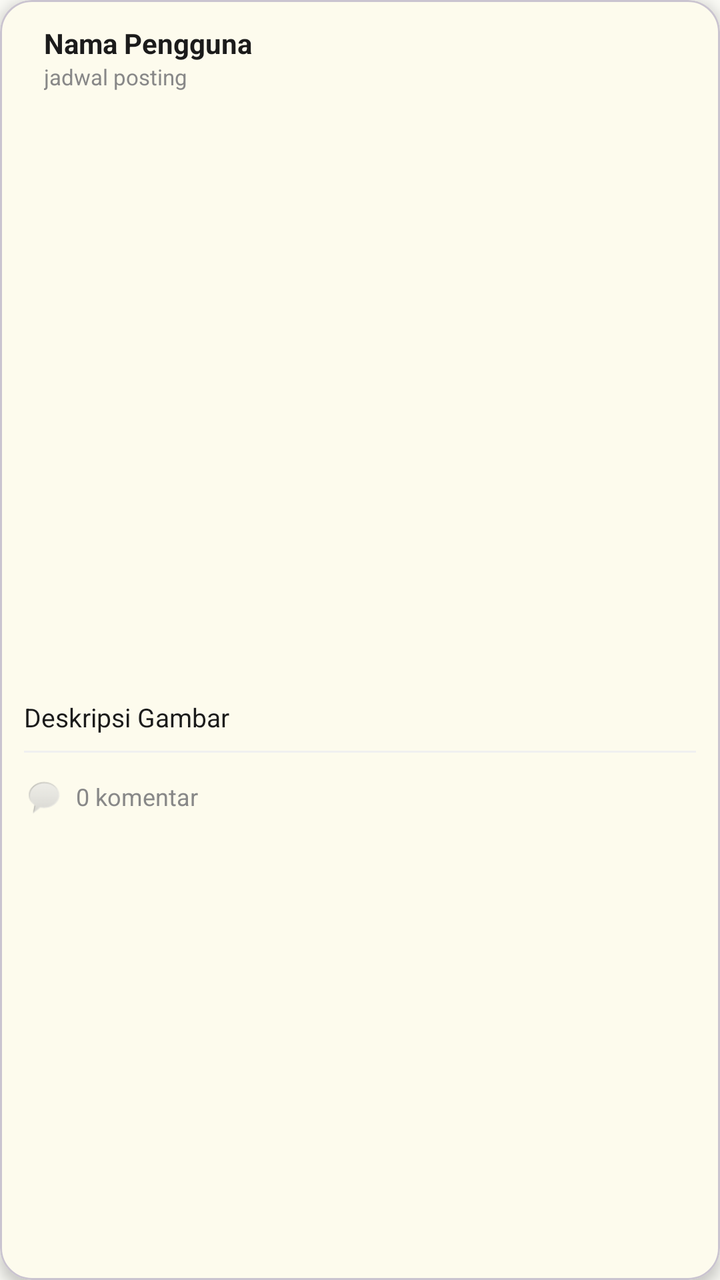
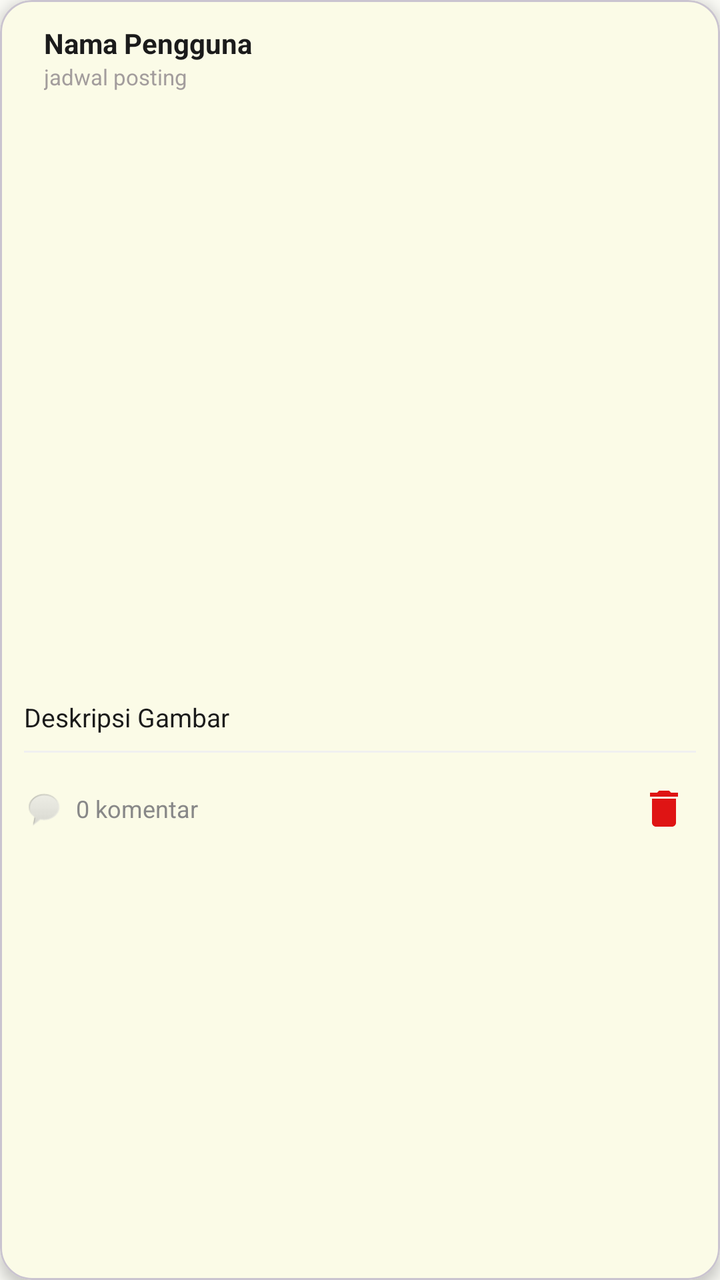

Compare the two renders of this Android layout. The source of the first and the diff that turns it into the second are given below.
<!-- AndroidManifest.xml: application theme Theme.MaizeLeaf -->
<!-- res/layout/item_chat.xml -->
<?xml version="1.0" encoding="utf-8"?>
<com.google.android.material.card.MaterialCardView xmlns:android="http://schemas.android.com/apk/res/android"
    xmlns:app="http://schemas.android.com/apk/res-auto"
    android:layout_width="match_parent"
    android:layout_height="wrap_content"
    android:layout_marginHorizontal="12dp"
    android:layout_marginVertical="8dp"
    app:cardCornerRadius="16dp"
    app:cardElevation="4dp"
    app:cardBackgroundColor="?attr/colorSurface">

    <LinearLayout
        android:layout_width="match_parent"
        android:layout_height="wrap_content"
        android:orientation="vertical">

        <LinearLayout
            android:layout_width="match_parent"
            android:layout_height="wrap_content"
            android:orientation="horizontal"
            android:padding="12dp"
            android:gravity="center_vertical">

            <LinearLayout
                android:layout_width="wrap_content"
                android:layout_height="wrap_content"
                android:orientation="vertical"
                android:layout_marginStart="10dp">

                <TextView
                    android:id="@+id/tvUsername"
                    android:layout_width="wrap_content"
                    android:layout_height="wrap_content"
                    android:text="@string/nama_pengguna"
                    android:textColor="#1B1B1B"
                    android:textSize="14sp"
                    android:textStyle="bold" />

                <TextView
                    android:id="@+id/tvTime"
                    android:layout_width="wrap_content"
                    android:layout_height="wrap_content"
                    android:text="@string/jadwal_posting"
                    android:textColor="#888888"
                    android:textSize="11sp" />

            </LinearLayout>

        </LinearLayout>

        <ImageView
            android:id="@+id/ivGambarPosting"
            android:layout_width="match_parent"
            android:layout_height="280dp"
            android:scaleType="centerCrop" />

        <TextView
            android:id="@+id/tvDescription"
            android:layout_width="match_parent"
            android:layout_height="wrap_content"
            android:paddingHorizontal="12dp"
            android:paddingTop="12dp"
            android:paddingBottom="8dp"
            android:text="@string/deskripsi_gambar"
            android:textColor="#1B1B1B"
            android:textSize="13sp"
            android:lineSpacingMultiplier="1.4"
            android:maxLines="3"
            android:ellipsize="end" />

        <View
            android:layout_width="match_parent"
            android:layout_height="1dp"
            android:layout_marginHorizontal="12dp"
            android:background="#F0F0F0" />


        <LinearLayout
            android:id="@+id/btnKomentar"
            android:layout_width="match_parent"
            android:layout_height="wrap_content"
            android:orientation="horizontal"
            android:gravity="center_vertical"
            android:padding="12dp"
            android:clickable="true"
            android:focusable="true"

            android:background="?attr/selectableItemBackground">

            <ImageView
                android:layout_width="20dp"
                android:layout_height="20dp"
                android:src="@android:drawable/sym_action_chat"
                android:alpha="0.6" />

            <TextView
                android:id="@+id/tvJumlahKomentar"
                android:layout_width="wrap_content"
                android:layout_height="wrap_content"
                android:layout_marginStart="6dp"
                android:text="@string/_0_komentar"
                android:textColor="#888888"
                android:textSize="12sp" />

        </LinearLayout>

    </LinearLayout>


</com.google.android.material.card.MaterialCardView>
<!-- resources referenced by this layout -->
<resources>
  <string name="_0_komentar">0 komentar</string>
  <string name="deskripsi_gambar">Deskripsi Gambar</string>
  <string name="jadwal_posting">jadwal posting</string>
  <string name="nama_pengguna">Nama Pengguna</string>
  <style name="Theme.MaizeLeaf" parent="Theme.MaterialComponents.DayNight">
          
          <item name="colorPrimary">@color/yellow</item>
          <item name="colorPrimaryVariant">#D6C761</item>
          <item name="colorOnPrimary">@color/white</item>
          
          <item name="android:statusBarColor">?attr/colorPrimaryVariant</item>
          
          
          <item name="colorSecondary">#4CAF50</item>
          <item name="colorSecondaryVariant">#388E3C</item>
          <item name="colorOnSecondary">@color/white</item>
  
          
          <item name="android:colorBackground">#FAFAF5</item>
          <item name="colorSurface">#FFFFFF</item>
          <item name="colorOnBackground">#1F1F1F</item>
          <item name="colorOnSurface">#1B1B1B</item>
  
          
          <item name="colorError">#B00020</item>
          <item name="colorOnError">@color/white</item>
  
          
          <item name="android:textColorPrimary">#1B1B1B</item>
          <item name="android:textColorSecondary">#5C5C5C</item>
  
      </style>
  <color name="yellow">#F1DB48</color>
  <color name="white">#FFFFFFFF</color>
</resources>

<!-- the commit's change to res/layout/item_chat.xml (unified diff, before → after) -->
@@ -32,7 +32,7 @@
                     android:layout_width="wrap_content"
                     android:layout_height="wrap_content"
                     android:text="@string/nama_pengguna"
-                    android:textColor="#1B1B1B"
+                    android:textColor="?attr/colorOnSurface"
                     android:textSize="14sp"
                     android:textStyle="bold" />
 
@@ -41,7 +41,7 @@
                     android:layout_width="wrap_content"
                     android:layout_height="wrap_content"
                     android:text="@string/jadwal_posting"
-                    android:textColor="#888888"
+                    android:textColor="@color/gray"
                     android:textSize="11sp" />
 
             </LinearLayout>
@@ -62,7 +62,7 @@
             android:paddingTop="12dp"
             android:paddingBottom="8dp"
             android:text="@string/deskripsi_gambar"
-            android:textColor="#1B1B1B"
+            android:textColor="?attr/colorOnSurface"
             android:textSize="13sp"
             android:lineSpacingMultiplier="1.4"
             android:maxLines="3"
@@ -95,12 +95,22 @@
 
             <TextView
                 android:id="@+id/tvJumlahKomentar"
-                android:layout_width="wrap_content"
+                android:layout_width="0dp"
                 android:layout_height="wrap_content"
+                android:layout_weight="1"
                 android:layout_marginStart="6dp"
                 android:text="@string/_0_komentar"
                 android:textColor="#888888"
                 android:textSize="12sp" />
+            <ImageButton
+                android:id="@+id/btnDelete"
+                android:layout_width="32dp"
+                android:layout_height="32dp"
+                android:src="@drawable/ic_delete"
+                app:tint="@color/red"
+                android:background="?attr/selectableItemBackgroundBorderless"
+                android:contentDescription="@string/hapus_posting"
+                android:padding="4dp" />
 
         </LinearLayout>
 
<!-- resource entries referenced after the edit -->
@@ -1,38 +1,27 @@
 <!-- resources referenced by this layout -->
 <resources>
+  <color name="gray">#A39D9D</color>
+  <color name="red">#DF1414</color>
+  <!-- drawable ic_delete (drawable) -->
+  <vector xmlns:android="http://schemas.android.com/apk/res/android" android:height="24dp" android:tint="#000000" android:viewportHeight="24" android:viewportWidth="24" android:width="24dp">
+        
+      <path android:fillColor="@android:color/white" android:pathData="M6,19c0,1.1 0.9,2 2,2h8c1.1,0 2,-0.9 2,-2V7H6v12zM19,4h-3.5l-1,-1h-5l-1,1H5v2h14V4z"/>
+      
+  </vector>
   <string name="_0_komentar">0 komentar</string>
   <string name="deskripsi_gambar">Deskripsi Gambar</string>
+  <string name="hapus_posting">hapus posting</string>
   <string name="jadwal_posting">jadwal posting</string>
   <string name="nama_pengguna">Nama Pengguna</string>
-  <style name="Theme.MaizeLeaf" parent="Theme.MaterialComponents.DayNight">
+  <style name="Theme.MaizeLeaf" parent="Theme.MaterialComponents.DayNight.NoActionBar">
           
-          <item name="colorPrimary">@color/yellow</item>
+          <item name="colorPrimary">#dddf00</item>
           <item name="colorPrimaryVariant">#D6C761</item>
           <item name="colorOnPrimary">@color/white</item>
-          
-          <item name="android:statusBarColor">?attr/colorPrimaryVariant</item>
-          
-          
-          <item name="colorSecondary">#4CAF50</item>
-          <item name="colorSecondaryVariant">#388E3C</item>
-          <item name="colorOnSecondary">@color/white</item>
   
-          
-          <item name="android:colorBackground">#FAFAF5</item>
-          <item name="colorSurface">#FFFFFF</item>
-          <item name="colorOnBackground">#1F1F1F</item>
-          <item name="colorOnSurface">#1B1B1B</item>
   
-          
-          <item name="colorError">#B00020</item>
-          <item name="colorOnError">@color/white</item>
-  
-          
-          <item name="android:textColorPrimary">#1B1B1B</item>
-          <item name="android:textColorSecondary">#5C5C5C</item>
   
       </style>
-  <color name="yellow">#F1DB48</color>
   <color name="white">#FFFFFFFF</color>
 </resources>
 
